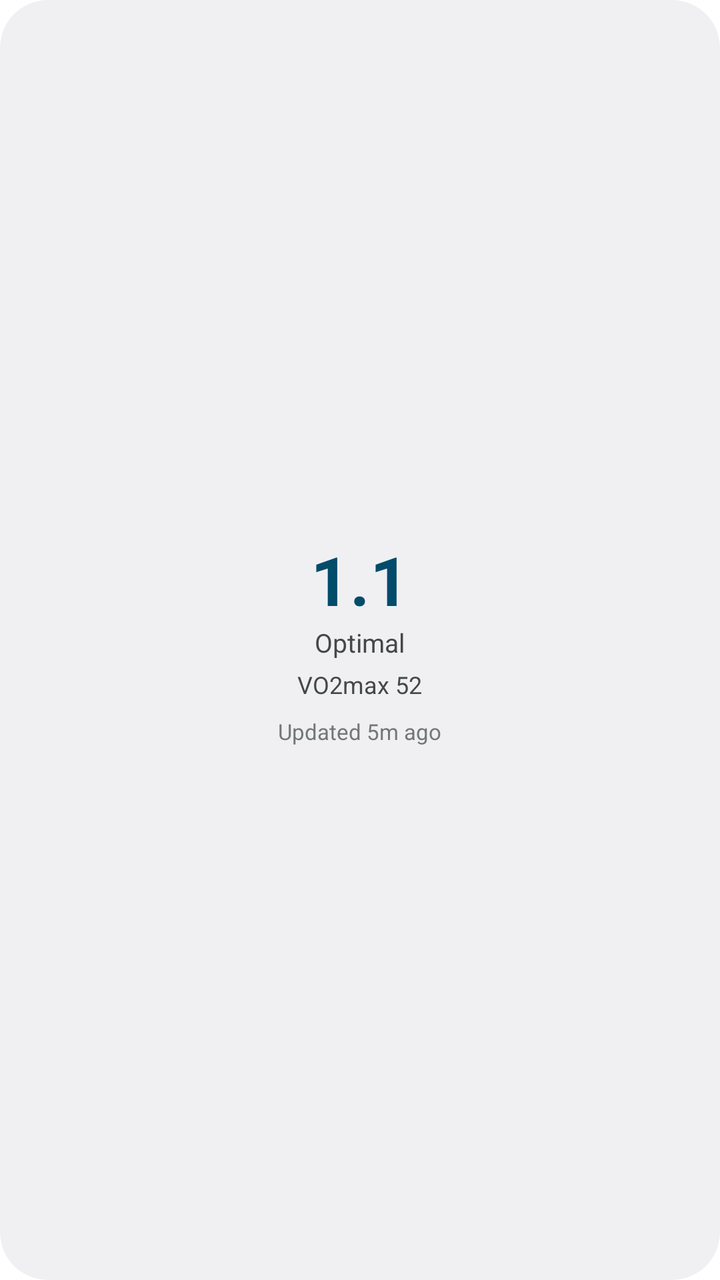
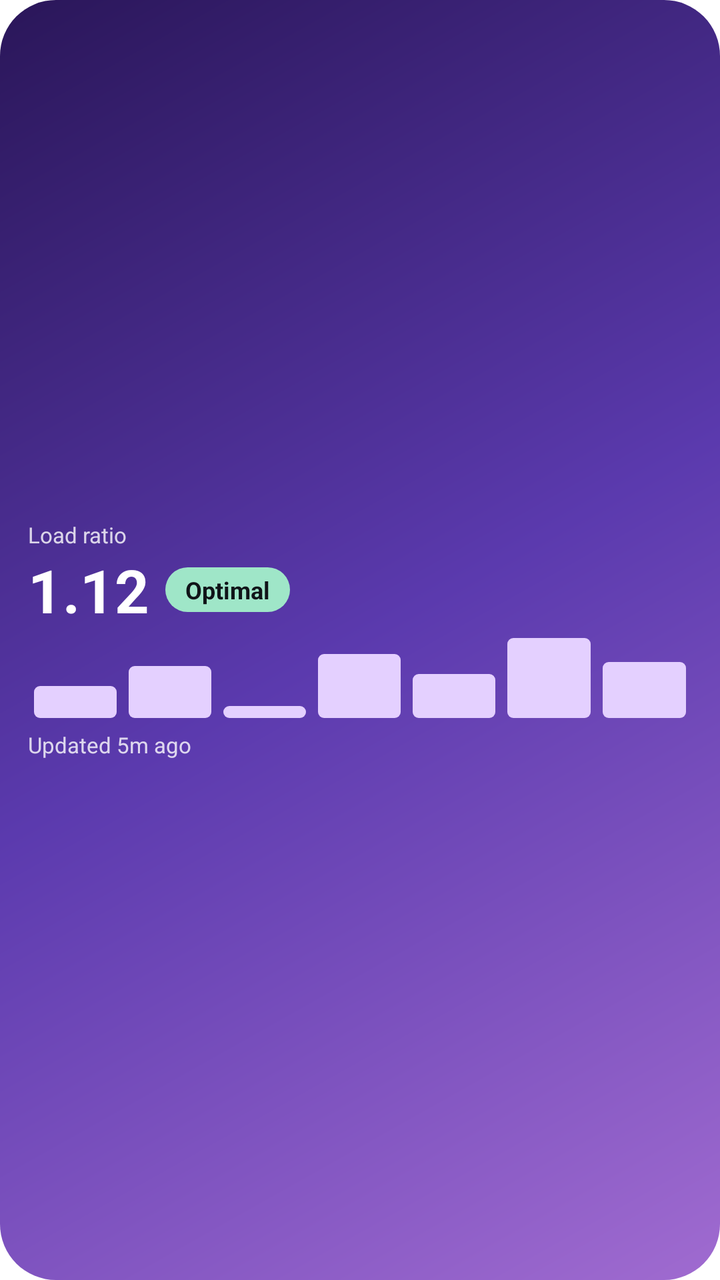

The first picture is an Android layout as it rendered before a commit; the second is the same layout after the commit. The layout source and the unified diff follow.
<!-- AndroidManifest.xml: fallback theme Theme.MaterialComponents.DayNight.NoActionBar -->
<!-- res/layout/widget_preview_load.xml -->
<?xml version="1.0" encoding="utf-8"?>
<LinearLayout xmlns:android="http://schemas.android.com/apk/res/android"
    android:layout_width="match_parent" android:layout_height="match_parent"
    android:background="@drawable/widget_preview_bg" android:orientation="vertical"
    android:gravity="center" android:padding="16dp">
    <TextView android:layout_width="wrap_content" android:layout_height="wrap_content"
        android:text="1.1" android:textColor="@android:color/system_accent1_700" android:textSize="34sp" android:textStyle="bold" android:maxLines="1" />
    <TextView android:layout_width="wrap_content" android:layout_height="wrap_content"
        android:text="Optimal" android:textColor="@android:color/system_neutral1_700" android:textSize="13sp" android:maxLines="1" />
    <TextView android:layout_width="wrap_content" android:layout_height="wrap_content"
        android:text="VO2max 52" android:textColor="@android:color/system_neutral1_700" android:textSize="12sp" android:layout_marginTop="4dp" android:maxLines="1" />
    <TextView android:layout_width="wrap_content" android:layout_height="wrap_content"
        android:text="Updated 5m ago" android:textColor="@android:color/system_neutral1_500" android:textSize="11sp" android:layout_marginTop="8dp" android:maxLines="1" />
</LinearLayout>
<!-- resources referenced by this layout -->
<resources>
  <!-- drawable widget_preview_bg (drawable) -->
  <?xml version="1.0" encoding="utf-8"?>
  <shape xmlns:android="http://schemas.android.com/apk/res/android" android:shape="rectangle">
      <solid android:color="@android:color/system_neutral1_50" />
      <corners android:radius="24dp" />
  </shape>
</resources>

<!-- the commit's change to res/layout/widget_preview_load.xml (unified diff, before → after) -->
@@ -1,14 +1,4 @@
 <?xml version="1.0" encoding="utf-8"?>
-<LinearLayout xmlns:android="http://schemas.android.com/apk/res/android"
-    android:layout_width="match_parent" android:layout_height="match_parent"
-    android:background="@drawable/widget_preview_bg" android:orientation="vertical"
-    android:gravity="center" android:padding="16dp">
-    <TextView android:layout_width="wrap_content" android:layout_height="wrap_content"
-        android:text="1.1" android:textColor="@android:color/system_accent1_700" android:textSize="34sp" android:textStyle="bold" android:maxLines="1" />
-    <TextView android:layout_width="wrap_content" android:layout_height="wrap_content"
-        android:text="Optimal" android:textColor="@android:color/system_neutral1_700" android:textSize="13sp" android:maxLines="1" />
-    <TextView android:layout_width="wrap_content" android:layout_height="wrap_content"
-        android:text="VO2max 52" android:textColor="@android:color/system_neutral1_700" android:textSize="12sp" android:layout_marginTop="4dp" android:maxLines="1" />
-    <TextView android:layout_width="wrap_content" android:layout_height="wrap_content"
-        android:text="Updated 5m ago" android:textColor="@android:color/system_neutral1_500" android:textSize="11sp" android:layout_marginTop="8dp" android:maxLines="1" />
+<LinearLayout xmlns:android="http://schemas.android.com/apk/res/android" android:layout_width="match_parent" android:layout_height="match_parent" android:background="@drawable/widget_bg_violet" android:orientation="vertical" android:gravity="center_vertical" android:padding="14dp">
+<TextView android:layout_width="wrap_content" android:layout_height="wrap_content" android:text="Load ratio" android:textColor="@color/wdg_violet_soft" android:textSize="11sp" android:textStyle="normal" android:maxLines="1" /><LinearLayout android:layout_width="wrap_content" android:layout_height="wrap_content" android:orientation="horizontal" android:gravity="center_vertical"><TextView android:layout_width="wrap_content" android:layout_height="wrap_content" android:text="1.12" android:textColor="@color/wdg_violet_text" android:textSize="30sp" android:textStyle="bold" android:maxLines="1" /><TextView android:layout_width="wrap_content" android:layout_height="wrap_content" android:layout_marginStart="8dp" android:background="@drawable/widget_pill_violet_good" android:paddingHorizontal="10dp" android:paddingVertical="3dp" android:text="Optimal" android:textColor="#FF101418" android:textSize="12sp" android:textStyle="bold"/></LinearLayout><LinearLayout android:layout_width="match_parent" android:layout_height="44dp" android:orientation="horizontal" android:gravity="bottom"><View android:layout_width="0dp" android:layout_height="16dp" android:layout_weight="1" android:layout_marginHorizontal="3dp" android:background="@drawable/widget_bar_violet" /><View android:layout_width="0dp" android:layout_height="26dp" android:layout_weight="1" android:layout_marginHorizontal="3dp" android:background="@drawable/widget_bar_violet" /><View android:layout_width="0dp" android:layout_height="6dp" android:layout_weight="1" android:layout_marginHorizontal="3dp" android:background="@drawable/widget_bar_violet" /><View android:layout_width="0dp" android:layout_height="32dp" android:layout_weight="1" android:layout_marginHorizontal="3dp" android:background="@drawable/widget_bar_violet" /><View android:layout_width="0dp" android:layout_height="22dp" android:layout_weight="1" android:layout_marginHorizontal="3dp" android:background="@drawable/widget_bar_violet" /><View android:layout_width="0dp" android:layout_height="40dp" android:layout_weight="1" android:layout_marginHorizontal="3dp" android:background="@drawable/widget_bar_violet" /><View android:layout_width="0dp" android:layout_height="28dp" android:layout_weight="1" android:layout_marginHorizontal="3dp" android:background="@drawable/widget_bar_violet" /></LinearLayout><TextView android:layout_width="wrap_content" android:layout_height="wrap_content" android:text="Updated 5m ago" android:textColor="@color/wdg_violet_soft" android:textSize="11sp" android:textStyle="normal" android:maxLines="1" android:layout_marginTop="6dp"/>
 </LinearLayout>
<!-- resource entries referenced after the edit -->
@@ -1,10 +1,24 @@
 <!-- resources referenced by this layout -->
 <resources>
-  <!-- drawable widget_preview_bg (drawable) -->
+  <color name="wdg_violet_soft">#CCFFFFFF</color>
+  <color name="wdg_violet_text">#FFFFFFFF</color>
+  <!-- drawable widget_bar_violet (drawable) -->
+  <?xml version="1.0" encoding="utf-8"?>
+  <shape xmlns:android="http://schemas.android.com/apk/res/android" android:shape="rectangle"><solid android:color="@color/wdg_violet_accent" /><corners android:radius="3dp" /></shape>
+  <!-- drawable widget_bg_violet (drawable) -->
   <?xml version="1.0" encoding="utf-8"?>
   <shape xmlns:android="http://schemas.android.com/apk/res/android" android:shape="rectangle">
-      <solid android:color="@android:color/system_neutral1_50" />
-      <corners android:radius="24dp" />
+      <gradient android:angle="315" android:startColor="@color/wdg_violet_start" android:centerColor="@color/wdg_violet_center" android:endColor="@color/wdg_violet_end" />
+      <corners android:radius="@dimen/widget_radius" />
   </shape>
+  <!-- drawable widget_pill_violet_good (drawable) -->
+  <?xml version="1.0" encoding="utf-8"?>
+  <shape xmlns:android="http://schemas.android.com/apk/res/android" android:shape="rectangle"><solid android:color="@color/wdg_violet_good" /><corners android:radius="12dp" /></shape>
+  <color name="wdg_violet_accent">#FFE4D0FF</color>
+  <color name="wdg_violet_start">#FF2A1659</color>
+  <color name="wdg_violet_center">#FF5B3AAE</color>
+  <color name="wdg_violet_end">#FFA06BD0</color>
+  <dimen name="widget_radius">28dp</dimen>
+  <color name="wdg_violet_good">#FF9FE6C8</color>
 </resources>
 
